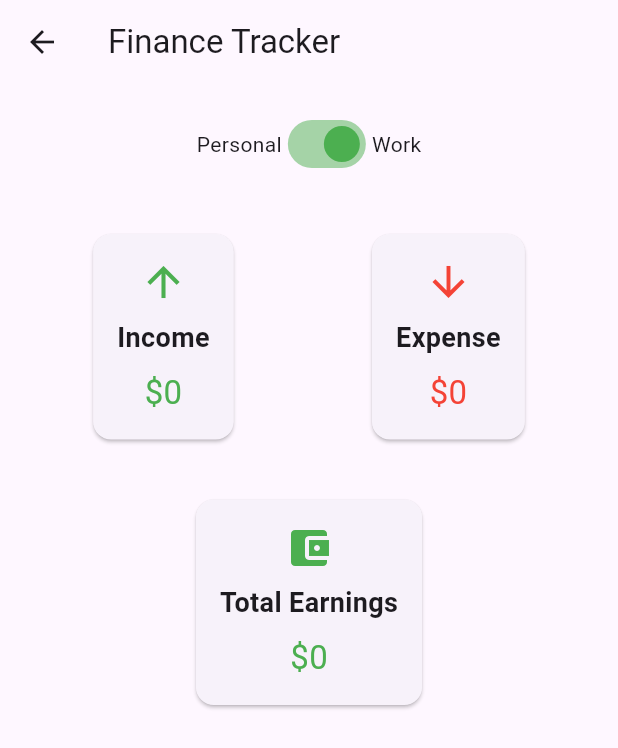
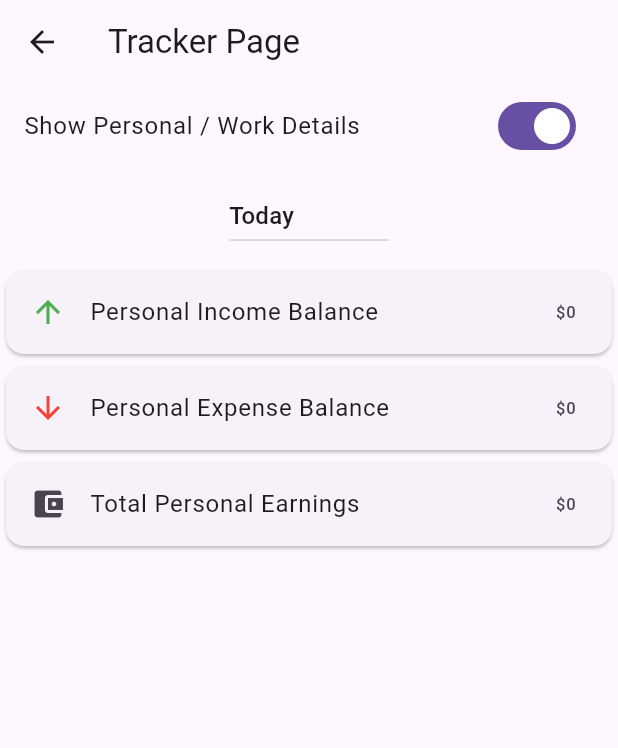
Before and after one commit to JashobeamKayiwa/TaskIT, a Flutter app: the TrackerPage screen opened directly, on a phone screen of 412 x 824 dp. Shown: the top 748 px of the screen. Run offline on Flutter 3.47's test engine with Material 3 defaults, Android fonts, the phone set to English and light mode, and no system bars; our stand-ins replace cloud_firestore, firebase_auth, firebase_core, flutter_otp_text_field, percent_indicator; accounts and stored records are empty.

Commit message:
running expense tracker

```diff
--- a/task_it/lib/functions/authfunctions.dart
+++ b/task_it/lib/functions/authfunctions.dart
@@ -3,6 +3,17 @@ import 'package:cloud_firestore/cloud_firestore.dart';
 import 'package:flutter/material.dart';
 import 'dart:async';
 import 'package:task_it/screens/manager/home.dart'; // Replace with your actual homepage import
+
+class CustomUser {
+  final String uid;
+  final String email;
+  final String? name;
+  CustomUser({required this.uid, required this.email, this.name});
+
+  String getEmail() {
+    return this.email;
+  }
+}
 
 class AuthService {
   static Future<void> registerUser(
@@ -94,6 +105,20 @@ class AuthService {
     }
   }
 
+  final FirebaseAuth _auth = FirebaseAuth.instance;
+  CustomUser? userFromFirebaseUser(User? user) {
+    if (user == null) return null;
+    return CustomUser(
+      uid: user.uid,
+      email: user.email!,
+      name: user.displayName,
+    );
+  }
+
+  Stream<CustomUser?> get user {
+    return _auth.authStateChanges().map(userFromFirebaseUser);
+  }
+
   static Future<bool> _checkEmailVerified(User user) async {
     await Future.delayed(
         Duration(seconds: 3)); // Initial delay to allow time for verification
--- a/task_it/lib/main.dart
+++ b/task_it/lib/main.dart
@@ -1,13 +1,16 @@
 import 'package:flutter/material.dart';
 import 'package:flutter/services.dart';
+import 'package:provider/provider.dart';
 import 'package:task_it/firebase_options.dart';
 import 'package:firebase_core/firebase_core.dart';
 import 'package:task_it/screens/authentication/login.dart';
+import 'package:task_it/functions/authfunctions.dart';
+import 'package:task_it/screens/manager/home.dart';
 
-void main() {
+void main() async {
   WidgetsFlutterBinding.ensureInitialized();
-  Firebase.initializeApp(options: DefaultFirebaseOptions.currentPlatform);
-  runApp(const MyApp());
+  await Firebase.initializeApp(options: DefaultFirebaseOptions.currentPlatform);
+  runApp(MyApp());
 }
 
 class MyApp extends StatelessWidget {
@@ -16,10 +19,31 @@ class MyApp extends StatelessWidget {
   Widget build(BuildContext context) {
     SystemChrome.setSystemUIOverlayStyle(
         const SystemUiOverlayStyle(statusBarColor: Colors.transparent));
-    return const MaterialApp(
-      debugShowCheckedModeBanner: false,
-      title: 'TaskIT',
-      home: LoginPage(),
+    return StreamProvider<CustomUser?>.value(
+      value: AuthService().user,
+      initialData: null,
+      child: MaterialApp(
+        title: 'Task It',
+        theme: ThemeData(
+          primarySwatch: Colors.blue,
+        ),
+        home: AuthenticationWrapper(),
+      ),
     );
   }
 }
+
+class AuthenticationWrapper extends StatelessWidget {
+  const AuthenticationWrapper({Key? key}) : super(key: key);
+
+  @override
+  Widget build(BuildContext context) {
+    final user = Provider.of<CustomUser?>(context);
+
+    if (user == null) {
+      return LoginPage();
+    } else {
+      return HomePage();
+    }
+  }
+}
--- a/task_it/lib/screens/finance/calculator.dart
+++ b/task_it/lib/screens/finance/calculator.dart
@@ -53,7 +53,7 @@ class Calculations {
       // Update existing document
       DocumentReference docRef = balanceDoc.docs.first.reference;
 
-      await docRef.update({
+      docRef.update({
         'personalIncomeBalance': FieldValue.increment(personalIncomeBalance),
         'personalExpenseBalance': FieldValue.increment(personalExpenseBalance),
         'workIncomeBalance': FieldValue.increment(workIncomeBalance),
--- a/task_it/lib/screens/finance/tracker.dart
+++ b/task_it/lib/screens/finance/tracker.dart
@@ -8,200 +8,249 @@ class TrackerPage extends StatefulWidget {
 }
 
 class _TrackerPageState extends State<TrackerPage> {
-  bool isPersonal = true;
-  bool calculationsCompleted = false;
-  int personalIncomeBalance = 0;
-  int personalExpenseBalance = 0;
-  int workIncomeBalance = 0;
-  int workExpenseBalance = 0;
+  bool showPersonal = true;
+
+  // Future to hold the initialization process
+  late Future<void> initializationFuture;
+
+  // Selected date range option
+  String selectedDateRange = 'Today';
 
   @override
   void initState() {
     super.initState();
-    _performCalculationsAndRetrieveBalances();
-  }
-
-  Future<void> _performCalculationsAndRetrieveBalances() async {
-    // Perform the calculations first
-    await Calculations().processCompletedFinanceTasks();
-
-    // Then retrieve the balances
-    await _retrieveBalances();
-
-    setState(() {
-      calculationsCompleted = true;
-    });
-  }
-
-  Future<void> _retrieveBalances() async {
-    DateTime today = DateTime.now();
-    DateTime entryDate = DateTime(today.year, today.month, today.day);
-
-    final balanceDoc = await FirebaseFirestore.instance
-        .collection('balances')
-        .where('entryDate', isEqualTo: Timestamp.fromDate(entryDate))
-        .limit(1)
-        .get();
-
-    if (balanceDoc.docs.isNotEmpty) {
-      final data = balanceDoc.docs.first.data();
-
-      setState(() {
-        personalIncomeBalance = data['personalIncomeBalance'] ?? 0;
-        personalExpenseBalance = data['personalExpenseBalance'] ?? 0;
-        workIncomeBalance = data['workIncomeBalance'] ?? 0;
-        workExpenseBalance = data['workExpenseBalance'] ?? 0;
-      });
-    }
+    // Initialize the future
+    initializationFuture = Calculations().processCompletedFinanceTasks();
   }
 
   @override
   Widget build(BuildContext context) {
-    if (!calculationsCompleted) {
     return Scaffold(
-        appBar: AppBar(title: Text('Finance Tracker')),
-        body: Center(child: CircularProgressIndicator()),
-      );
+      appBar: AppBar(
+        title: Text('Tracker Page'),
+      ),
+      body: FutureBuilder<void>(
+        future: initializationFuture,
+        builder: (context, snapshot) {
+          if (snapshot.connectionState == ConnectionState.waiting) {
+            // Show a loading indicator while waiting for the future to complete
+            return Center(child: CircularProgressIndicator());
+          } else if (snapshot.hasError) {
+            // Handle any errors that might occur during processing
+            return Center(child: Text('Error: ${snapshot.error}'));
           }
 
-    int personalTotalEarnings = personalIncomeBalance - personalExpenseBalance;
-    int workTotalEarnings = workIncomeBalance - workExpenseBalance;
-
-    return Scaffold(
-      appBar: AppBar(
-        title: Text('Finance Tracker'),
-      ),
-      body: Column(
+          // Proceed with rendering the UI after the future is complete
+          return Column(
             children: [
-          Center(
-            child: Padding(
-              padding: const EdgeInsets.symmetric(vertical: 16.0),
-              child: Row(
-                mainAxisAlignment: MainAxisAlignment.center,
-                children: [
-                  Text('Personal'),
-                  Switch(
-                    value: isPersonal,
-                    onChanged: (value) {
+              SwitchListTile(
+                title: Text('Show Personal / Work Details'),
+                value: showPersonal,
+                onChanged: (bool value) {
                   setState(() {
-                        isPersonal = value;
+                    showPersonal = value;
                   });
                 },
-                    activeColor: Colors.green,
-                    inactiveThumbColor: Colors.red,
-                    inactiveTrackColor: Colors.red.withOpacity(0.3),
-                  ),
-                  Text('Work'),
-                ],
-              ),
-            ),
               ),
               Padding(
-            padding: const EdgeInsets.all(16.0),
-            child: Row(
-              mainAxisAlignment: MainAxisAlignment.spaceAround,
-              children: [
-                _buildBalanceCard('Income', personalIncomeBalance,
-                    workIncomeBalance, Colors.green, Icons.arrow_upward),
-                _buildBalanceCard('Expense', personalExpenseBalance,
-                    workExpenseBalance, Colors.red, Icons.arrow_downward),
-              ],
-            ),
-          ),
-          Padding(
-            padding: const EdgeInsets.all(16.0),
-            child: _buildTotalEarningsCard(
-              'Total Earnings',
-              personalTotalEarnings,
-              workTotalEarnings,
-              isPersonal,
+                padding: const EdgeInsets.all(8.0),
+                child: DropdownButton<String>(
+                  iconEnabledColor: Colors.transparent,
+                  value: selectedDateRange,
+                  items: <String>[
+                    'Today',
+                    'Tomorrow',
+                    'Yesterday',
+                    'This Week',
+                    'This Month'
+                  ].map((String value) {
+                    return DropdownMenuItem<String>(
+                      value: value,
+                      child: Text(value),
+                    );
+                  }).toList(),
+                  onChanged: (String? newValue) {
+                    setState(() {
+                      selectedDateRange = newValue!;
+                    });
+                  },
                 ),
               ),
               Expanded(
-            child: StreamBuilder(
+                child: StreamBuilder<QuerySnapshot>(
+                  stream: FirebaseFirestore.instance
+                      .collection('balances')
+                      .where(
+                        'entryDate',
+                        isGreaterThanOrEqualTo:
+                            _getStartDate(selectedDateRange),
+                        isLessThanOrEqualTo: _getEndDate(selectedDateRange),
+                      )
+                      .snapshots(),
+                  builder: (context, snapshot) {
+                    if (!snapshot.hasData) return CircularProgressIndicator();
+
+                    var balancesDocs = snapshot.data!.docs;
+
+                    if (balancesDocs.isEmpty) {
+                      return Center(child: Text('No balances found.'));
+                    }
+
+                    var balances =
+                        balancesDocs.first.data() as Map<String, dynamic>;
+
+                    int personalIncomeBalance =
+                        balances['personalIncomeBalance'] ?? 0;
+                    int personalExpenseBalance =
+                        balances['personalExpenseBalance'] ?? 0;
+                    int workIncomeBalance = balances['workIncomeBalance'] ?? 0;
+                    int workExpenseBalance =
+                        balances['workExpenseBalance'] ?? 0;
+
+                    int totalPersonalEarnings =
+                        personalIncomeBalance - personalExpenseBalance;
+                    int totalWorkEarnings =
+                        workIncomeBalance - workExpenseBalance;
+
+                    return ListView(
+                      children: [
+                        if (showPersonal)
+                          ...buildBalanceCards(
+                            personalIncomeBalance,
+                            personalExpenseBalance,
+                            totalPersonalEarnings,
+                            'Personal',
+                          ),
+                        if (!showPersonal)
+                          ...buildBalanceCards(
+                            workIncomeBalance,
+                            workExpenseBalance,
+                            totalWorkEarnings,
+                            'Work',
+                          ),
+                        StreamBuilder<QuerySnapshot>(
                           stream: FirebaseFirestore.instance
                               .collection('tasks')
+                              .where('isPersonal', isEqualTo: showPersonal)
                               .where('category', isEqualTo: 'Finance')
-                  .where('status', isEqualTo: 'Completed')
-                  .where('isPersonal', isEqualTo: isPersonal)
+                              .where('status',
+                                  isEqualTo:
+                                      'Completed') // Filter for completed tasks
                               .snapshots(),
-              builder: (context, AsyncSnapshot<QuerySnapshot> snapshot) {
-                if (!snapshot.hasData) return CircularProgressIndicator();
+                          builder: (context, snapshot) {
+                            if (!snapshot.hasData)
+                              return CircularProgressIndicator();
 
-                return ListView.builder(
-                  itemCount: snapshot.data!.docs.length,
-                  itemBuilder: (context, index) {
-                    final doc = snapshot.data!.docs[index];
-                    final data = doc.data() as Map<String, dynamic>;
+                            var tasks = snapshot.data!.docs;
 
-                    final title = data['title'] ?? 'No Title';
-                    final amount = data['amount'] ?? 0;
-
-                    return Card(
-                      child: ListTile(
-                        title: Text(
-                          title,
-                          style: TextStyle(fontWeight: FontWeight.bold),
-                        ),
-                        trailing: Text('\$${amount.toString()}',
-                            style: TextStyle(
-                                color: Colors.grey[700], fontSize: 16)),
-                      ),
+                            return Column(
+                              children: tasks.map((task) {
+                                var taskData =
+                                    task.data() as Map<String, dynamic>;
+                                return ListTile(
+                                  title: Text(taskData['title'] ?? 'No Title'),
+                                  trailing:
+                                      Text('\$${taskData['amount'] ?? 0}'),
+                                );
+                              }).toList(),
                             );
                           },
+                        ),
+                      ],
                     );
                   },
                 ),
               ),
             ],
+          );
+        },
       ),
     );
   }
 
-  Widget _buildBalanceCard(String title, int personalBalance, int workBalance,
-      Color color, IconData icon) {
-    int balanceValue = isPersonal ? personalBalance : workBalance;
+  // Calculate the start date based on the selected date range
+  Timestamp _getStartDate(String dateRange) {
+    DateTime now = DateTime.now();
+    DateTime start;
 
-    return Card(
-      shape: RoundedRectangleBorder(borderRadius: BorderRadius.circular(12)),
-      child: Padding(
-        padding: const EdgeInsets.all(16.0),
-        child: Column(
-          children: [
-            Icon(icon, color: color, size: 32),
-            SizedBox(height: 8),
-            Text(title,
-                style: TextStyle(fontSize: 18, fontWeight: FontWeight.bold)),
-            SizedBox(height: 8),
-            Text('\$${balanceValue.toString()}',
-                style: TextStyle(fontSize: 22, color: color)),
-          ],
+    switch (dateRange) {
+      case 'Today':
+        start = DateTime(now.year, now.month, now.day);
+        break;
+      case 'Tomorrow':
+        start = DateTime(now.year, now.month, now.day + 1);
+        break;
+      case 'Yesterday':
+        start = DateTime(now.year, now.month, now.day - 1);
+        break;
+      case 'This Week':
+        int weekDay = now.weekday;
+        start = now.subtract(Duration(days: weekDay - 1)); // Start of the week
+        break;
+      case 'This Month':
+        start = DateTime(now.year, now.month, 1);
+        break;
+      default:
+        start = DateTime(now.year, now.month, now.day);
+    }
+    return Timestamp.fromDate(start);
+  }
+
+  // Calculate the end date based on the selected date range
+  Timestamp _getEndDate(String dateRange) {
+    DateTime now = DateTime.now();
+    DateTime end;
+
+    switch (dateRange) {
+      case 'Today':
+        end = DateTime(now.year, now.month, now.day, 23, 59, 59, 999);
+        break;
+      case 'Tomorrow':
+        end = DateTime(now.year, now.month, now.day + 1, 23, 59, 59, 999);
+        break;
+      case 'Yesterday':
+        end = DateTime(now.year, now.month, now.day - 1, 23, 59, 59, 999);
+        break;
+      case 'This Week':
+        int weekDay = now.weekday;
+        end = now.add(Duration(days: 7 - weekDay));
+        end = DateTime(
+            end.year, end.month, end.day, 23, 59, 59, 999); // End of the week
+        break;
+      case 'This Month':
+        end = DateTime(now.year, now.month + 1, 1).subtract(Duration(days: 1));
+        end = DateTime(end.year, end.month, end.day, 23, 59, 59, 999);
+        break;
+      default:
+        end = DateTime(now.year, now.month, now.day, 23, 59, 59, 999);
+    }
+    return Timestamp.fromDate(end);
+  }
+
+  List<Widget> buildBalanceCards(
+      int income, int expense, int total, String label) {
+    return [
+      Card(
+        child: ListTile(
+          leading: Icon(Icons.arrow_upward, color: Colors.green),
+          title: Text('$label Income Balance'),
+          trailing: Text('\$$income'),
         ),
       ),
-    );
-  }
-
-  Widget _buildTotalEarningsCard(
-      String title, int personalEarnings, int workEarnings, bool isPersonal) {
-    int totalEarnings = isPersonal ? personalEarnings : workEarnings;
-    final earningsColor = totalEarnings >= 0 ? Colors.green : Colors.red;
-
-    return Card(
-      shape: RoundedRectangleBorder(borderRadius: BorderRadius.circular(12)),
-      child: Padding(
-        padding: const EdgeInsets.all(16.0),
-        child: Column(
-          children: [
-            Icon(Icons.account_balance_wallet, color: earningsColor, size: 32),
-            SizedBox(height: 8),
-            Text(title,
-                style: TextStyle(fontSize: 18, fontWeight: FontWeight.bold)),
-            SizedBox(height: 8),
-            Text('\$${totalEarnings.toString()}',
-                style: TextStyle(fontSize: 22, color: earningsColor)),
-          ],
+      Card(
+        child: ListTile(
+          leading: Icon(Icons.arrow_downward, color: Colors.red),
+          title: Text('$label Expense Balance'),
+          trailing: Text('\$$expense'),
         ),
       ),
-    );
+      Card(
+        child: ListTile(
+          leading: Icon(Icons.account_balance_wallet),
+          title: Text('Total $label Earnings'),
+          trailing: Text('\$$total'),
+        ),
+      ),
+    ];
   }
 }
```
Lines whose indentation alone changed are shown as unchanged.
